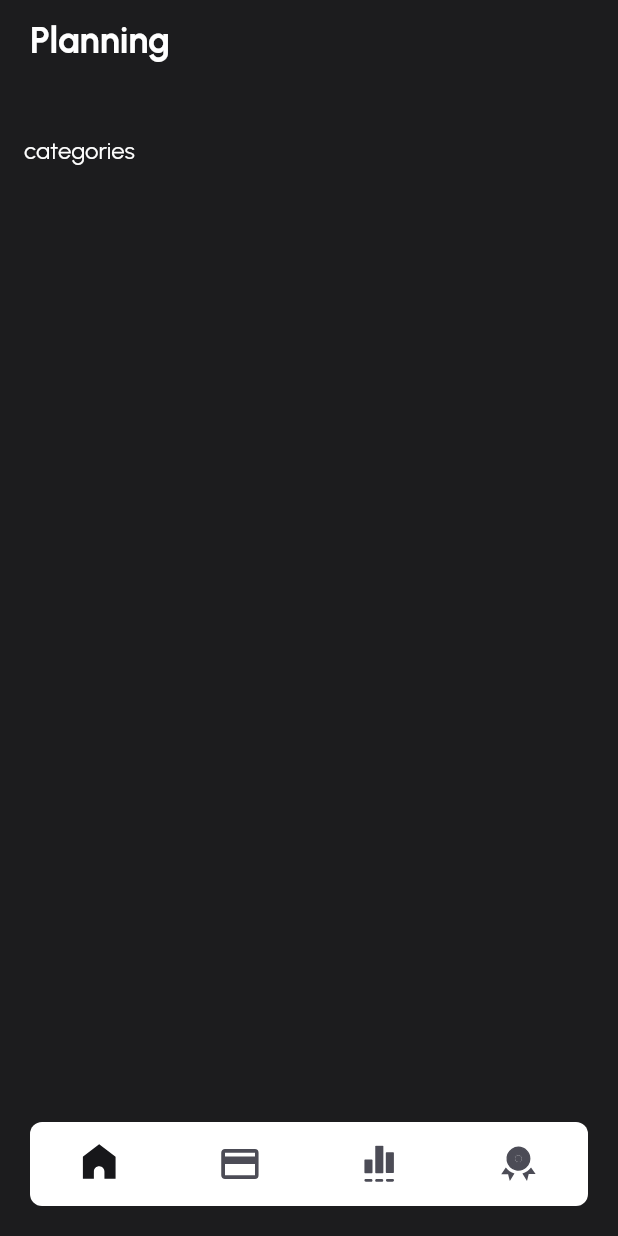
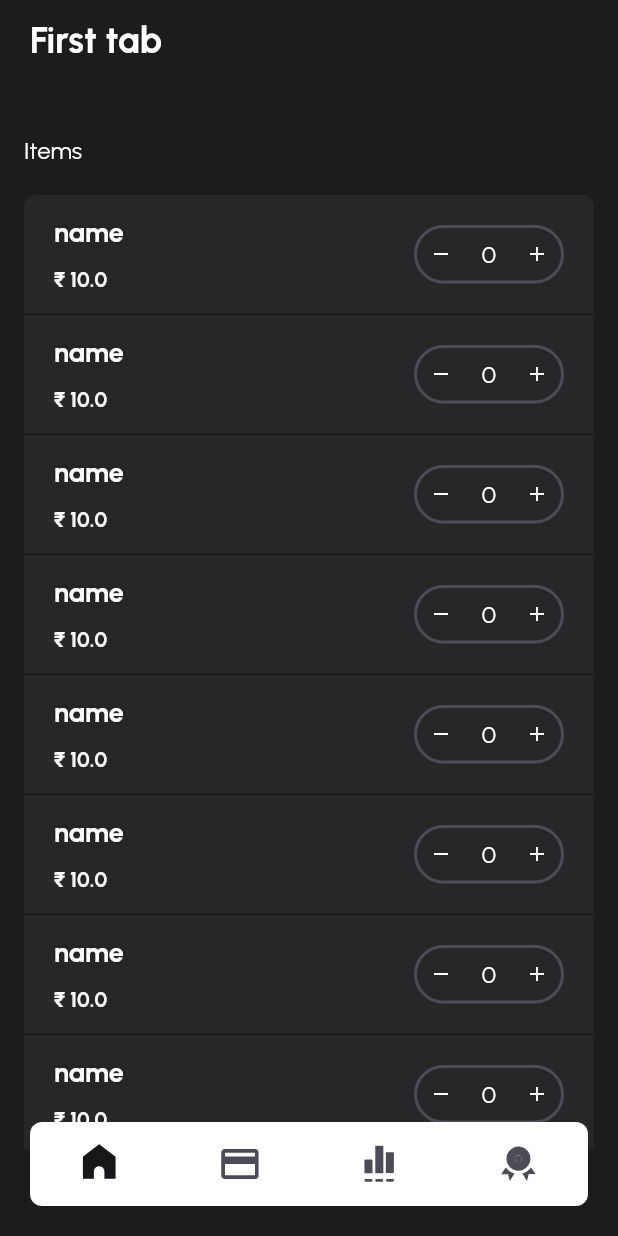
Before and after one commit to da-nish/shop-app, a Flutter app: the screen it shows after launch, on a phone screen of 412 x 824 dp. Run offline on Flutter 3.47's test engine with Material 2 defaults, Android fonts, the phone set to English and light mode, and no system bars; drawn by our look-alikes of persistent_bottom_nav_bar; our stand-ins replace flutter_svg, get.

Commit message:
Add list items, add global card

```diff
--- a/lib/main.dart
+++ b/lib/main.dart
@@ -11,7 +11,7 @@ class MyApp extends StatelessWidget {
   @override
   Widget build(BuildContext context) {
     return GetMaterialApp(
-      title: "Zero Balance",
+      title: "Food App",
       theme: AppTheme.defaultTheme,
       debugShowCheckedModeBanner: false,
       getPages: GetPages.routes(),
--- /dev/null
+++ b/lib/models/cart_item_model.dart
@@ -0,0 +1,10 @@
+import 'package:food_app/models/item_model.dart';
+
+class CartItemModel {
+  int count;
+  final String itemId;
+  final ItemModel item;
+
+  CartItemModel(
+      {required this.count, required this.itemId, required this.item});
+}
--- /dev/null
+++ b/lib/models/item_model.dart
@@ -0,0 +1,15 @@
+import 'package:flutter/painting.dart';
+
+class ItemModel {
+  final String name;
+  final String image;
+  final Color color;
+  final String id;
+  final double price;
+  final String description;
+  int count;
+
+  ItemModel(
+      this.id, this.name, this.color, this.image, this.price, this.description,
+      {this.count = 0});
+}
--- a/lib/screens/main/dashboard/dashboard_screen.dart
+++ b/lib/screens/main/dashboard/dashboard_screen.dart
@@ -1,3 +1,4 @@
+import 'package:food_app/screens/main/dashboard/dashboard_controller.dart';
 import 'package:food_app/screens/main/first_tab/firsttab_screen.dart';
 import 'package:food_app/screens/main/second_tab/secondtab_screen.dart';
 import 'package:food_app/theme/app_assets.dart';
@@ -5,6 +6,10 @@ import 'package:food_app/theme/app_colors.dart';
 import 'package:food_app/theme/app_dimens.dart';
 import 'package:flutter/material.dart';
 import 'package:flutter_svg/flutter_svg.dart';
+import 'package:food_app/theme/app_text_style.dart';
+import 'package:food_app/utils/double_extension.dart';
+import 'package:food_app/utils/string_extension.dart';
+import 'package:get/get.dart';
 import 'package:persistent_bottom_nav_bar/persistent-tab-view.dart';
 
 class DashboardScreen extends StatefulWidget {
@@ -13,17 +18,18 @@ class DashboardScreen extends StatefulWidget {
 }
 
 class _DashboardScreenState extends State<DashboardScreen> {
-  final PersistentTabController _controller =
+  final PersistentTabController _tabController =
       PersistentTabController(initialIndex: 0);
 
   @override
   Widget build(BuildContext context) {
-    // final controller = Get.find<DashboardController>();
+    final controller = Get.find<DashboardController>();
     return Scaffold(
       backgroundColor: AppColors.appBackground,
-      body: PersistentTabView(
+      body: Stack(alignment: Alignment.bottomCenter, children: [
+        PersistentTabView(
           context,
-        controller: _controller,
+          controller: _tabController,
           screens: [
             _wrapPage(FirstTabScreen()),
             _wrapPage(SecondTabScreen()),
@@ -62,6 +68,41 @@ class _DashboardScreenState extends State<DashboardScreen> {
           margin: EdgeInsets.all(20),
           padding: NavBarPadding.all(5),
         ),
+      ]),
+      floatingActionButtonLocation: FloatingActionButtonLocation.centerFloat,
+      floatingActionButton: Obx(
+        () => controller.hasItem()
+            ? Container(
+                // color: Color.fromARGB(114, 255, 193, 7),
+                margin: EdgeInsets.only(bottom: 30, right: 18, left: 18),
+                height: 60,
+                padding: EdgeInsets.symmetric(horizontal: 20, vertical: 5),
+                decoration: BoxDecoration(
+                  borderRadius: BorderRadius.all(Radius.circular(Dimens.grid8)),
+                  color: AppColors.selectedButton,
+                ),
+                child: Row(
+                  mainAxisAlignment: MainAxisAlignment.spaceBetween,
+                  crossAxisAlignment: CrossAxisAlignment.center,
+                  children: [
+                    Column(
+                      crossAxisAlignment: CrossAxisAlignment.start,
+                      mainAxisAlignment: MainAxisAlignment.center,
+                      children: [
+                        Text("Items: " + controller.totalItems.toString()),
+                        Text(
+                            "Quantity: " + controller.totalQuantity.toString()),
+                      ],
+                    ),
+                    Text(
+                      controller.totalPrice.withDigits(2).rupee(),
+                      style: AppTextStyle.h3Bold(),
+                    )
+                  ],
+                ),
+              )
+            : Container(),
+      ),
     );
   }
 
--- a/lib/screens/main/first_tab/firsttab_controller.dart
+++ b/lib/screens/main/first_tab/firsttab_controller.dart
@@ -1,42 +1,56 @@
-import 'package:food_app/models/category_model.dart';
-import 'package:food_app/models/category_spend_model.dart';
-import 'package:food_app/models/enums.dart';
+import 'package:flutter/material.dart';
+import 'package:food_app/models/item_model.dart';
+import 'package:food_app/screens/main/dashboard/dashboard_controller.dart';
 import 'package:get/get.dart';
 
 class FirstTabController extends GetxController {
-  List<CategorySpendModel> transactionList = [];
-  List<CategoryModel> categories = [];
-  int totalFood = 0;
-  int totalShopping = 0;
-  int totalEntertainment = 0;
+  RxList<ItemModel> items = List<ItemModel>.from([]).obs;
 
   init() {
+    items.clear();
     // final data = Get.find<AppData>();
+    items.add(ItemModel('1', 'name', Colors.red, '', 10, 'description'));
+    items.add(ItemModel('2', 'name', Colors.red, '', 10, 'description'));
+    items.add(ItemModel('3', 'name', Colors.red, '', 10, 'description'));
+    items.add(ItemModel('3', 'name', Colors.red, '', 10, 'description'));
+    items.add(ItemModel('4', 'name', Colors.red, '', 10, 'description'));
+    items.add(ItemModel('5', 'name', Colors.red, '', 10, 'description'));
+    items.add(ItemModel('6', 'name', Colors.red, '', 10, 'description'));
+    items.add(ItemModel('101', 'name', Colors.red, '', 10, 'description'));
+    items.add(ItemModel('102', 'name', Colors.red, '', 10, 'description'));
+    items.add(ItemModel('103', 'name', Colors.red, '', 10, 'description'));
+    items.add(ItemModel('104', 'name', Colors.red, '', 10, 'description'));
+    items.add(ItemModel('105', 'name', Colors.red, '', 10, 'description'));
+    items.add(ItemModel('106', 'name', Colors.red, '', 10, 'description'));
+    items.add(ItemModel('107', 'name', Colors.red, '', 10, 'description'));
+    items.add(ItemModel('108', 'name', Colors.red, '', 10, 'description'));
+    refresh();
   }
 
-  String getTitle(CategoryType type) {
-    switch (type) {
-      case CategoryType.Food:
-        return "Food";
-      case CategoryType.Shopping:
-        return "Shopping";
-      case CategoryType.Entertainment:
-        return "Entertainment";
-      default:
-        return "";
-    }
+  onIncrement(ItemModel item) {
+    final dashboardController = Get.find<DashboardController>();
+    dashboardController.addItem(item);
+    // item
+
+    item.count++;
+    // for (CartItemModel e in selectedItems) {
+    //   if (e.itemId == item.id) {
+    //     e.count++;
+    //     return;
+    //   }
+    // }
+    // CartItemModel newItem =
+    //     CartItemModel(count: 1, itemId: item.id, item: item);
+    // selectedItems.add(newItem);
+    refresh();
   }
 
-  int getSpend(CategoryType type) {
-    switch (type) {
-      case CategoryType.Food:
-        return totalFood;
-      case CategoryType.Shopping:
-        return totalShopping;
-      case CategoryType.Entertainment:
-        return totalEntertainment;
-      default:
-        return 0;
-    }
+  onDecrement(ItemModel item) {
+    final dashboardController = Get.find<DashboardController>();
+    if (item.count <= 0) return;
+    dashboardController.removeItem(item);
+
+    item.count--;
+    refresh();
   }
 }
--- a/lib/screens/main/first_tab/firsttab_screen.dart
+++ b/lib/screens/main/first_tab/firsttab_screen.dart
@@ -1,5 +1,5 @@
 import 'package:food_app/screens/main/first_tab/firsttab_controller.dart';
-import 'package:food_app/screens/main/first_tab/widget/category_record.dart';
+import 'package:food_app/screens/main/first_tab/widget/first_tab_tem.dart';
 import 'package:food_app/theme/app_colors.dart';
 import 'package:food_app/theme/app_decoration.dart';
 import 'package:food_app/theme/app_dimens.dart';
@@ -16,7 +16,7 @@ class FirstTabScreen extends StatelessWidget {
     final controller = Get.find<FirstTabController>();
     controller.init();
     return Scaffold(
-      appBar: CustomAppBar("Planning"),
+      appBar: CustomAppBar("First tab"),
       body: Container(
         padding: const EdgeInsets.symmetric(
             horizontal: Dimens.grid16, vertical: Dimens.grid8),
@@ -26,15 +26,15 @@ class FirstTabScreen extends StatelessWidget {
             // MerchantCard("", colorCard: true),
             SizedBox(height: Dimens.grid20),
             Text(
-              "categories",
+              "Items",
               style: AppTextStyle.h4Regular(color: AppColors.white),
             ),
             SizedBox(height: Dimens.grid20),
             Container(
               decoration: AppBoxDecoration.container(),
               child: Column(
-                  children: controller.categories
-                      .map((e) => CategoryRow(e, controller))
+                  children: controller.items
+                      .map((e) => FirstTabItem(e, controller))
                       .toList()),
             ),
             SizedBox(height: Dimens.grid20),
--- /dev/null
+++ b/lib/screens/main/first_tab/widget/first_tab_tem.dart
@@ -0,0 +1,72 @@
+import 'package:food_app/models/item_model.dart';
+import 'package:food_app/screens/main/first_tab/firsttab_controller.dart';
+import 'package:food_app/theme/app_decoration.dart';
+import 'package:food_app/theme/app_text_style.dart';
+import 'package:food_app/utils/string_extension.dart';
+import 'package:flutter/material.dart';
+import 'package:food_app/widgets/counter/counter.dart';
+
+class FirstTabItem extends StatefulWidget {
+  final ItemModel item;
+  final FirstTabController controller;
+  FirstTabItem(this.item, this.controller);
+
+  @override
+  State<FirstTabItem> createState() => _FirstTabItemState();
+}
+
+class _FirstTabItemState extends State<FirstTabItem> {
+  @override
+  Widget build(BuildContext context) {
+    return InkWell(
+      onTap: () {
+        // Get.toNamed(GetPages.spendCategory, arguments: item);
+      },
+      child: Container(
+        height: 80,
+        padding: EdgeInsets.symmetric(vertical: 14, horizontal: 20),
+        decoration: AppBoxDecoration.borderBottom(),
+        child: Row(
+          crossAxisAlignment: CrossAxisAlignment.center,
+          children: [
+            Column(
+              crossAxisAlignment: CrossAxisAlignment.start,
+              mainAxisAlignment: MainAxisAlignment.spaceBetween,
+              children: [
+                Text(
+                  widget.item.name,
+                  style: AppTextStyle.h3Bold(),
+                ),
+                SizedBox(width: 10),
+                // Text(
+                //   item.description,
+                //   style: AppTextStyle.h5Regular(color: AppColors.textSecondary),
+                // ),
+                SizedBox(width: 10),
+                Text(
+                  widget.item.price.toString().rupee(),
+                  style: AppTextStyle.h5Bold(),
+                ),
+              ],
+            ),
+            Expanded(child: Container()),
+            SizedBox(width: 10),
+            Container(
+              width: 100,
+              child: Counter(
+                  item: widget.item,
+                  onDecrement: () => () {
+                        widget.controller.onDecrement(widget.item);
+                        setState(() {});
+                      },
+                  onIncrement: () => () {
+                        widget.controller.onIncrement(widget.item);
+                        setState(() {});
+                      }),
+            )
+          ],
+        ),
+      ),
+    );
+  }
+}
--- a/lib/screens/main/second_tab/secondtab_screen.dart
+++ b/lib/screens/main/second_tab/secondtab_screen.dart
@@ -1,11 +1,13 @@
+import 'package:food_app/screens/main/first_tab/widget/first_tab_tem.dart';
 import 'package:food_app/screens/main/second_tab/secondtab_controller.dart';
-import 'package:food_app/screens/main/second_tab/widget/category_record.dart';
+import 'package:food_app/screens/main/second_tab/widget/second_tab_Item.dart';
 import 'package:food_app/theme/app_colors.dart';
 import 'package:food_app/theme/app_decoration.dart';
 import 'package:food_app/theme/app_dimens.dart';
 import 'package:food_app/theme/app_text_style.dart';
 import 'package:food_app/widgets/appbar/secondry_appbar.dart';
 import 'package:flutter/material.dart';
+import 'package:food_app/widgets/merchant_card/merchant_card.dart';
 import 'package:get/get.dart';
 
 class SecondTabScreen extends StatelessWidget {
@@ -16,7 +18,7 @@ class SecondTabScreen extends StatelessWidget {
     final controller = Get.find<SecondTabController>();
     controller.init();
     return Scaffold(
-      appBar: CustomAppBar("Planning"),
+      appBar: CustomAppBar("Second Tab"),
       body: Container(
         padding: const EdgeInsets.symmetric(
             horizontal: Dimens.grid16, vertical: Dimens.grid8),
@@ -26,15 +28,15 @@ class SecondTabScreen extends StatelessWidget {
             // MerchantCard("", colorCard: true),
             SizedBox(height: Dimens.grid20),
             Text(
-              "categories",
+              "Items",
               style: AppTextStyle.h4Regular(color: AppColors.white),
             ),
             SizedBox(height: Dimens.grid20),
             Container(
               decoration: AppBoxDecoration.container(),
               child: Column(
-                  children: controller.categories
-                      .map((e) => CategoryRow(e, controller))
+                  children: controller.items
+                      .map((e) => SecondTabItem(e, controller))
                       .toList()),
             ),
             SizedBox(height: Dimens.grid20),
--- /dev/null
+++ b/lib/utils/double_extension.dart
@@ -0,0 +1,3 @@
+extension DoubleParse on double {
+  String withDigits(int digits) => toStringAsFixed(digits);
+}
--- /dev/null
+++ b/lib/widgets/counter/counter.dart
@@ -0,0 +1,59 @@
+import 'package:food_app/models/item_model.dart';
+import 'package:food_app/theme/app_colors.dart';
+import 'package:food_app/theme/app_dimens.dart';
+import 'package:flutter/material.dart';
+import 'package:food_app/theme/app_text_style.dart';
+
+class Counter extends StatefulWidget {
+  final Function onIncrement;
+  final Function onDecrement;
+  final ItemModel item;
+  const Counter(
+      {required this.item,
+      required this.onIncrement,
+      required this.onDecrement,
+      Key? key})
+      : super(key: key);
+
+  @override
+  State<Counter> createState() => _CounterState();
+}
+
+class _CounterState extends State<Counter> {
+  @override
+  Widget build(BuildContext context) {
+    return Container(
+      padding: const EdgeInsets.all(Dimens.grid8),
+      decoration: BoxDecoration(
+          borderRadius: BorderRadius.circular(Dimens.grid20),
+          border: Border.all(
+              color: widget.item.count > 0
+                  ? AppColors.textSecondary
+                  : AppColors.grey,
+              width: 2)),
+      child:
+          // cartItem == null
+          //     ? Text(
+          //         "Add",
+          //         textAlign: TextAlign.center,
+          //         style: AppTextStyle.h5Regular(),
+          //       )
+          //     :
+          Row(
+        mainAxisAlignment: MainAxisAlignment.spaceBetween,
+        children: [
+          InkWell(
+              onTap: widget.onDecrement.call(),
+              child: Icon(Icons.remove, size: 16, color: AppColors.white)),
+          Text(
+            widget.item.count.toString(),
+            style: AppTextStyle.h4Regular(),
+          ),
+          InkWell(
+              onTap: widget.onIncrement.call(),
+              child: Icon(Icons.add, size: 16, color: AppColors.white)),
+        ],
+      ),
+    );
+  }
+}
```
Also changed, not shown: lib/screens/main/dashboard/dashboard_controller.dart (+63 -1 lines), lib/screens/main/first_tab/widget/category_record.dart (deleted, +0 -57 lines), lib/screens/main/second_tab/secondtab_controller.dart (+25 -31 lines), lib/screens/main/second_tab/widget/category_record.dart (deleted, +0 -58 lines), lib/screens/main/second_tab/widget/second_tab_Item.dart (added, +72 -0 lines). Lines whose indentation alone changed are shown as unchanged.
